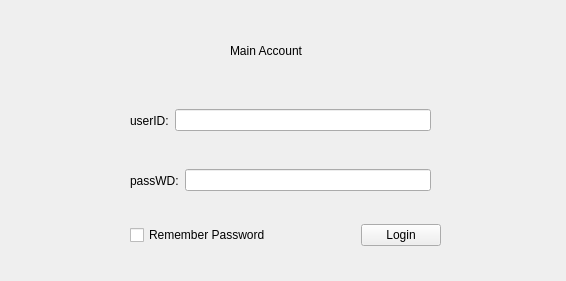
The window that UI/main_login.ui (Country-If/TeraCloud) describes before a commit, drawn with Qt 5.
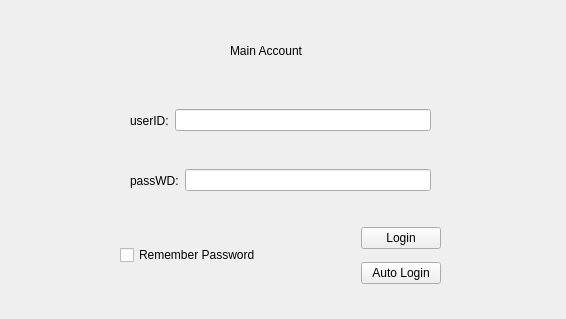
The same window after the commit.

Commit message: add auto login btn

What changed in the file:
```diff
--- a/UI/main_login.ui
+++ b/UI/main_login.ui
@@ -7,7 +7,7 @@
     <x>0</x>
     <y>0</y>
     <width>566</width>
-    <height>281</height>
+    <height>319</height>
    </rect>
   </property>
   <property name="windowTitle">
@@ -77,10 +77,10 @@
   <widget class="QWidget" name="">
    <property name="geometry">
     <rect>
-     <x>130</x>
-     <y>210</y>
-     <width>311</width>
-     <height>51</height>
+     <x>120</x>
+     <y>220</y>
+     <width>321</width>
+     <height>71</height>
     </rect>
    </property>
    <layout class="QHBoxLayout" name="horizontalLayout_3">
@@ -98,11 +98,22 @@
      </widget>
     </item>
     <item>
+     <layout class="QVBoxLayout" name="verticalLayout">
+      <item>
      <widget class="QPushButton" name="Login_btn">
       <property name="text">
        <string>Login</string>
       </property>
      </widget>
+      </item>
+      <item>
+       <widget class="QPushButton" name="auto_login_btn">
+        <property name="text">
+         <string>Auto Login</string>
+        </property>
+       </widget>
+      </item>
+     </layout>
     </item>
    </layout>
   </widget>
```
Lines whose indentation alone changed are shown as unchanged.
